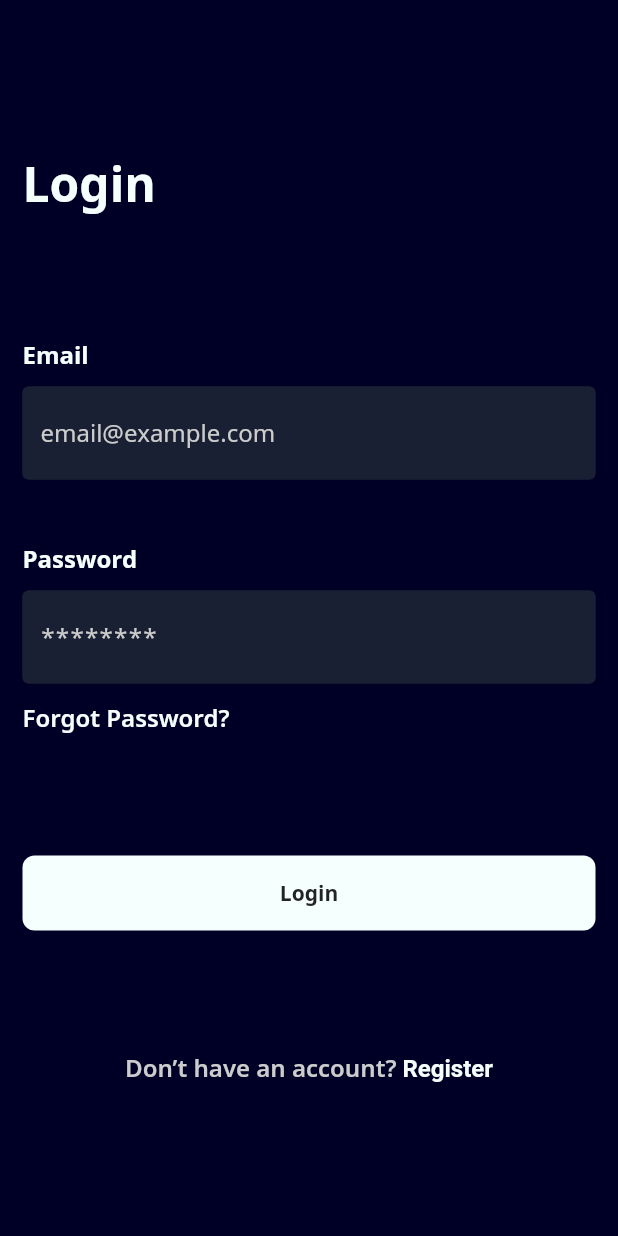
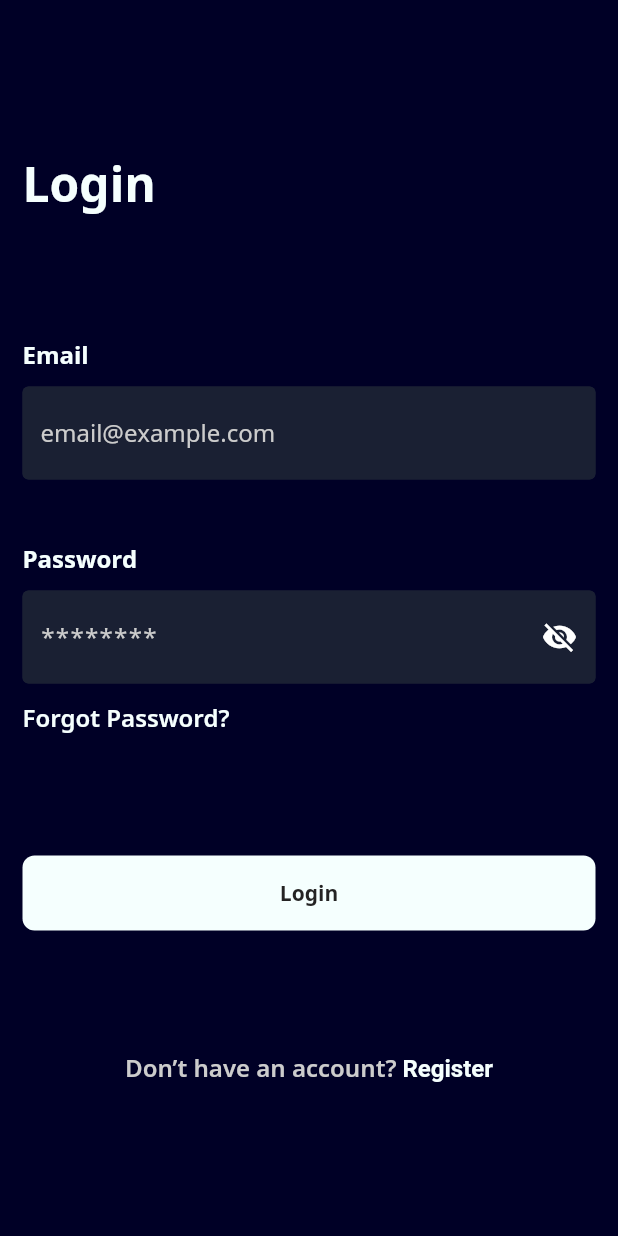
Before and after one commit to musabjaved10/music_mind, a Flutter app: the screen it shows after launch, on a phone screen of 412 x 824 dp. Run offline on Flutter 3.47's test engine with Material 2 defaults, Android fonts, the phone set to English and light mode, and no system bars; our stand-ins replace chewie, cloud_firestore, firebase_auth, firebase_core, flutter_dotenv, get and 4 more; missing offline and left inert: flutter_stripe; accounts and stored records are empty; statements that could not run were skipped.

Commit message:
- eye button - password scroll-up

```diff
--- a/lib/view/user/login.dart
+++ b/lib/view/user/login.dart
@@ -35,8 +35,8 @@ class Login extends GetWidget<AuthController> {
                 MyTextField(
                   label: 'Password',
                   hintText: controller.passController.text.isEmpty ? '********': '*' * controller.passController.text.length,
-                  obsecure: true,
                   controller: controller.passController,
+                  inputIcon: const Icon(Icons.visibility),
                 ),
                 GestureDetector(
                   onTap: () => controller.resetPassword(),
--- a/lib/view/user/register.dart
+++ b/lib/view/user/register.dart
@@ -12,7 +12,7 @@ class Register extends GetWidget<AuthController> {
   @override
   Widget build(BuildContext context) {
     return Scaffold(
-      resizeToAvoidBottomInset: false,
+      resizeToAvoidBottomInset: true,
       body: ListView(
         padding: defaultPadding,
         physics: const BouncingScrollPhysics(),
@@ -56,6 +56,7 @@ class Register extends GetWidget<AuthController> {
                 hintText: '********',
                 obsecure: true,
                 controller: controller.passController,
+                  inputIcon: const Icon(Icons.visibility)
               ),
             ],
           ),
--- a/lib/view/widgets/my_text_field.dart
+++ b/lib/view/widgets/my_text_field.dart
@@ -8,20 +8,31 @@ class MyTextField extends StatefulWidget {
   int? maxlines;
   VoidCallback? onSaved;
   TextEditingController? controller = TextEditingController();
+  Icon? inputIcon;
 
-  MyTextField({Key? key,
-    this.hintText,
-    this.label,
-    this.maxlines = 1,
-    this.obsecure = false,
-    this.controller,
-  }) : super(key: key);
+  MyTextField(
+      {Key? key,
+      this.hintText,
+      this.label,
+      this.maxlines = 1,
+      this.obsecure = false,
+      this.controller,
+      this.inputIcon = null})
+      : super(key: key);
 
   @override
   _MyTextFieldState createState() => _MyTextFieldState();
 }
 
 class _MyTextFieldState extends State<MyTextField> {
+  var isObscure = false;
+
+  @override
+  void initState() {
+    isObscure = false;
+    super.initState();
+  }
+
   @override
   Widget build(BuildContext context) {
     return Padding(
@@ -35,7 +46,7 @@ class _MyTextFieldState extends State<MyTextField> {
           ),
           TextFormField(
             initialValue: widget.controller?.text,
-            onChanged: (value){
+            onChanged: (value) {
               // print(value);
               widget.controller?.text = value;
             },
@@ -46,9 +57,22 @@ class _MyTextFieldState extends State<MyTextField> {
               color: KSecondaryColor,
               fontSize: 16,
             ),
-            obscureText: widget.obsecure!,
+            obscureText: isObscure,
             obscuringCharacter: "*",
             decoration: InputDecoration(
+              suffixIcon: IconButton(
+                  color: Colors.white,
+                  onPressed: () {
+                    widget.inputIcon != null ?
+                    setState(() {
+                      isObscure = !isObscure;
+                    }) : null;
+                  },
+                  icon: widget.inputIcon == null
+                      ? Icon(null)
+                      : isObscure == true
+                          ? Icon(Icons.visibility)
+                          : Icon(Icons.visibility_off)),
               hintText: '${widget.hintText}',
               hintStyle: const TextStyle(
                 color: KGrey2Color,
--- a/lib/view/widgets/offer_card.dart
+++ b/lib/view/widgets/offer_card.dart
@@ -1,6 +1,8 @@
 
 import 'package:flutter/material.dart';
+import 'package:get/get.dart';
 import 'package:music_mind_client/constants/constants.dart';
+import 'package:music_mind_client/view/profile/subscriptions_pricing.dart';
 import 'package:music_mind_client/view/widgets/my_button.dart';
 import 'package:music_mind_client/view/widgets/my_text.dart';
 
@@ -49,7 +51,9 @@ class OfferCard extends StatelessWidget {
                           weight: FontWeight.w700,
                         ),
                         MyButton(
-                          onPressed: () {},
+                          onPressed: () {
+                            Get.to(SubscriptionsPricing());
+                          },
                           textSize: 8,
                           weight: FontWeight.w700,
                           text: 'Get Offer Now',
```
Also changed, not shown: lib/controller/auth_controllers/auth_controller.dart (+29 -0 lines), lib/controller/home_controller/body_controller/body_controller.dart (+2 -10 lines), lib/controller/home_controller/learn_controller/learn_controller.dart (+3 -11 lines), lib/controller/home_controller/mind_Controller/mind_controller.dart (+3 -11 lines), lib/controller/home_controller/sleep_controller/sleep_controller.dart (+3 -9 lines), lib/controller/home_controller/work_controller/work_controller.dart (+3 -10 lines), lib/controller/profile_controller/subscriptions_price/subscriptions_price_controller.dart (+1 -19 lines), lib/view/bottom_nav_bar/bottom_nav_bar.dart (+31 -7 lines), lib/view/drawer/drawer.dart (+24 -24 lines), lib/view/mission_window.dart (+37 -6 lines), lib/view/profile/order_summary.dart (+14 -6 lines).
